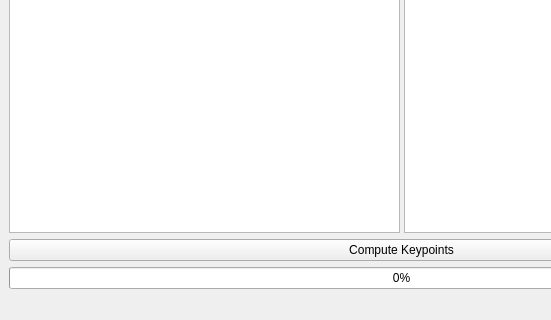
First picture: the form in ui/main_window.ui, repository TimoStoff/wingNet, before the edit; both pictures show x 0 to 551 and y 296 to 616 of the 803 by 616 pixel window.
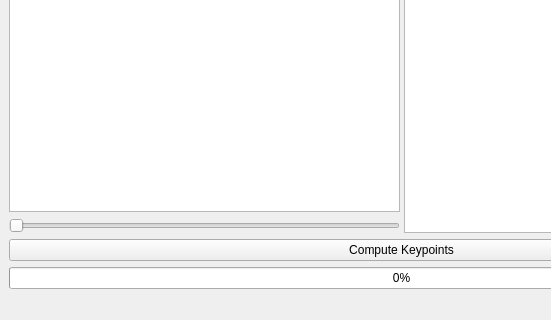
Second picture: the form after the edit.

Diff of the .ui file:
```diff
--- a/ui/main_window.ui
+++ b/ui/main_window.ui
@@ -14,13 +14,29 @@
    <string>MainWindow</string>
   </property>
   <widget class="QWidget" name="centralwidget">
-   <layout class="QVBoxLayout" name="verticalLayout">
+   <layout class="QVBoxLayout" name="verticalLayout_3">
     <item>
-     <widget class="QSplitter" name="splitter_image_list">
+     <widget class="QSplitter" name="splitter">
       <property name="orientation">
        <enum>Qt::Horizontal</enum>
       </property>
-      <widget class="QGraphicsView" name="gv_wing_image"/>
+      <widget class="QWidget" name="">
+       <layout class="QVBoxLayout" name="verticalLayout">
+        <item>
+         <widget class="QGraphicsView" name="gv_wing_image"/>
+        </item>
+        <item>
+         <widget class="QSlider" name="slider_image_size">
+          <property name="maximum">
+           <number>1024</number>
+          </property>
+          <property name="orientation">
+           <enum>Qt::Horizontal</enum>
+          </property>
+         </widget>
+        </item>
+       </layout>
+      </widget>
       <widget class="QTableWidget" name="tableWidget">
        <column>
         <property name="text">
```
Left out of the diff: 12 changed lines with no effect on the pictures.
